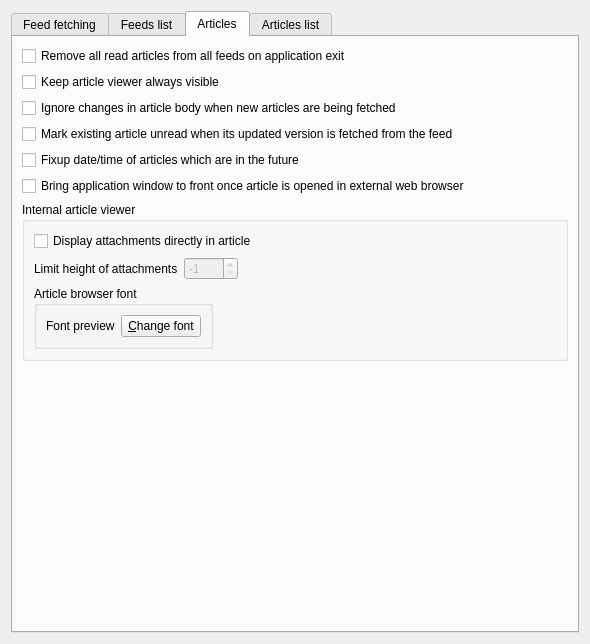
martinrotter/rssguard, file src/librssguard/gui/settings/settingsfeedsmessages.ui: the form before one commit.
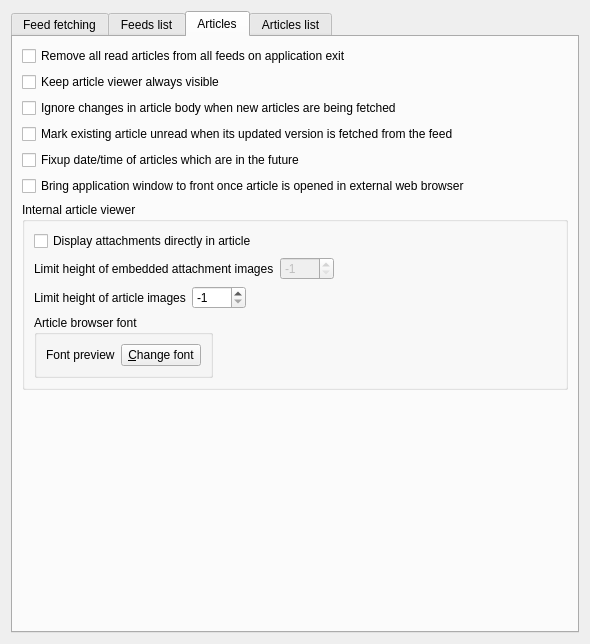
The form after the commit. The open tabs and pages were chosen to show the change. Custom widgets are drawn as their Qt base class.

```diff
--- a/src/librssguard/gui/settings/settingsfeedsmessages.ui
+++ b/src/librssguard/gui/settings/settingsfeedsmessages.ui
@@ -391,7 +391,7 @@
             <item>
              <widget class="QLabel" name="m_lblHeightImageAttachments">
               <property name="text">
-               <string>Limit height of attachments</string>
+               <string>Limit height of embedded attachment images</string>
               </property>
               <property name="buddy">
                <cstring>m_spinHeightImageAttachments</cstring>
@@ -430,6 +430,46 @@
            </layout>
           </item>
           <item row="2" column="0" colspan="2">
+           <layout class="QHBoxLayout" name="horizontalLayout_9">
+            <item>
+             <widget class="QLabel" name="m_lblHeightArticleImages">
+              <property name="text">
+               <string>Limit height of article images</string>
+              </property>
+              <property name="buddy">
+               <cstring>m_spinHeightArticleImages</cstring>
+              </property>
+             </widget>
+            </item>
+            <item>
+             <widget class="QSpinBox" name="m_spinHeightArticleImages">
+              <property name="minimum">
+               <number>-1</number>
+              </property>
+              <property name="maximum">
+               <number>4000</number>
+              </property>
+              <property name="value">
+               <number>-1</number>
+              </property>
+             </widget>
+            </item>
+            <item>
+             <spacer name="horizontalSpacer_8">
+              <property name="orientation">
+               <enum>Qt::Orientation::Horizontal</enum>
+              </property>
+              <property name="sizeHint" stdset="0">
+               <size>
+                <width>40</width>
+                <height>20</height>
+               </size>
+              </property>
+             </spacer>
+            </item>
+           </layout>
+          </item>
+          <item row="3" column="0" colspan="2">
            <layout class="QHBoxLayout" name="horizontalLayout_5">
             <item>
              <widget class="QGroupBox" name="groupBox_4">
```
Left out of the diff: 1 changed line with no effect on the pictures.
